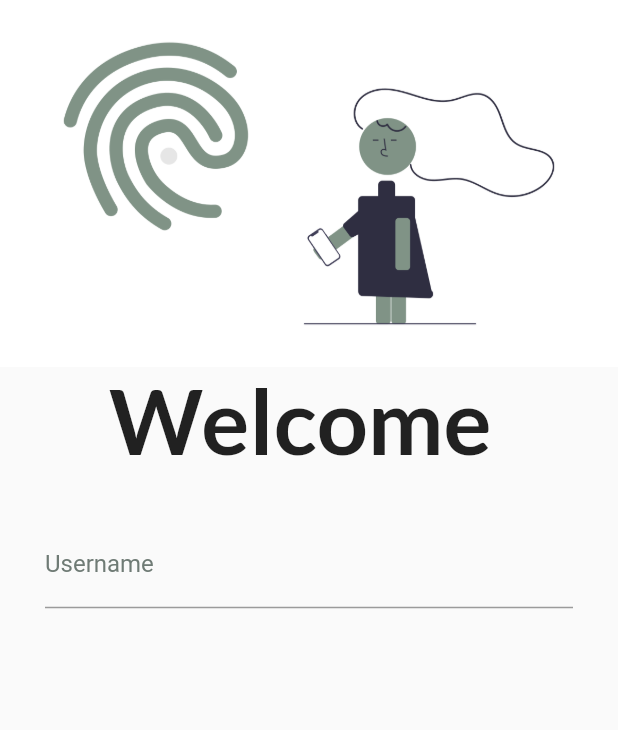
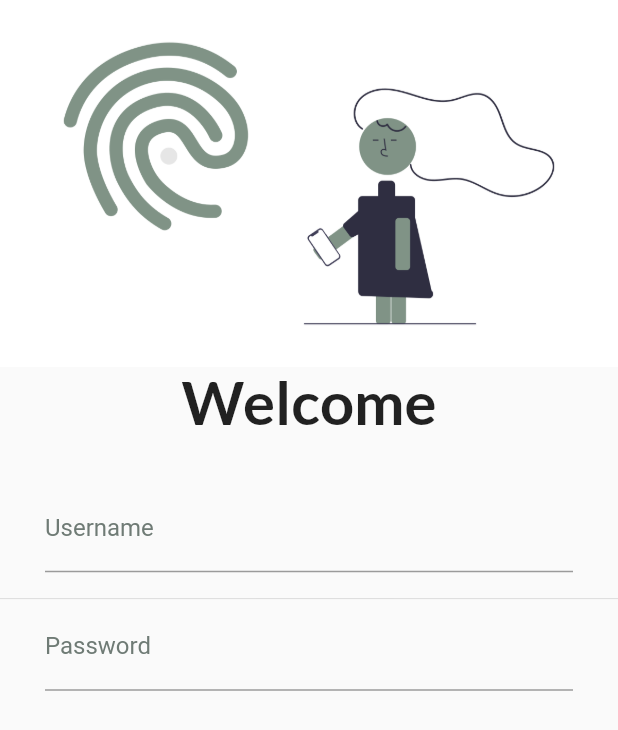
Before and after one commit to Alpha17-2/MeditationCounter, a Flutter app: the screen it shows after launch, after a tap on "Let's Start", on a phone screen of 412 x 824 dp. Shown: the top 730 px of the screen. Run offline on Flutter 3.47's test engine with Material 2 defaults, Android fonts, the phone set to English and light mode, and no system bars; our stand-ins replace google_fonts.

Commit message:
Done some more changes on LoginPage.

```diff
--- a/lib/pages/login_page.dart
+++ b/lib/pages/login_page.dart
@@ -1,35 +1,48 @@
 import 'package:flutter/material.dart';
 import 'package:google_fonts/google_fonts.dart';
 
-class LoginPage extends StatelessWidget {
+class LoginPage extends StatefulWidget {
   const LoginPage({Key? key}) : super(key: key);
 
   @override
+  State<LoginPage> createState() => _LoginPageState();
+}
+
+class _LoginPageState extends State<LoginPage> {
+  String name = "";
+  String password = "";
+  @override
   Widget build(BuildContext context) {
-    String name = "";
+    // setState(() {});
     return Material(
       child: SafeArea(
+        child: SingleChildScrollView(
           child: Column(
             children: [
               Image.asset(
                 "lib/assets/images/login.png",
                 fit: BoxFit.fill,
               ),
-            Text(
+              Padding(
+                padding: const EdgeInsets.symmetric(horizontal: 15.0),
+                child: Text(
                   "Welcome $name",
-              style:
-                  GoogleFonts.lato(fontSize: 60, fontWeight: FontWeight.bold),
+                  textAlign: TextAlign.center,
+                  style: GoogleFonts.lato(
+                      fontSize: 40, fontWeight: FontWeight.bold),
+                ),
               ),
               Padding(
-              padding: const EdgeInsets.all(30.0),
+                padding: const EdgeInsets.only(
+                    left: 30.0, right: 30.0, top: 30.0, bottom: 15.0),
                 child: TextFormField(
-                decoration:  InputDecoration(
-                  hintText: "Enter the Name",
-                  hintStyle:
-                      const TextStyle(color: Color.fromARGB(255, 111, 123, 117)),
+                  decoration: InputDecoration(
+                    hintText: "Enter the Username",
+                    hintStyle: const TextStyle(
+                        color: Color.fromARGB(255, 111, 123, 117)),
                     labelText: "Username",
-                  labelStyle:
-                      const TextStyle(color: Color.fromARGB(255, 111, 123, 117)),
+                    labelStyle: const TextStyle(
+                        color: Color.fromARGB(255, 111, 123, 117)),
                     focusedBorder: OutlineInputBorder(
                       borderSide: const BorderSide(
                         color: Color.fromARGB(255, 111, 123, 117),
@@ -37,11 +50,50 @@ class LoginPage extends StatelessWidget {
                       borderRadius: BorderRadius.circular(25.0),
                     ),
                   ),
+                  onChanged: (value) {
+                    name = value;
+                    setState(() {});
+                  },
+                  validator: (value) {
+                    if (value!.isEmpty) return "Username cannot be empty";
+                    return null;
+                  },
+                ),
+              ),
+              const Divider(
+                height: 5,
+              ),
+              Padding(
+                padding: const EdgeInsets.only(left: 30.0, right: 30.0),
+                child: TextFormField(
+                  obscureText: true,
+                  decoration: InputDecoration(
+                    hintText: "Enter the Password",
+                    hintStyle: const TextStyle(
+                      color: Color.fromARGB(255, 111, 123, 117),
+                    ),
+                    labelText: "Password",
+                    labelStyle: const TextStyle(
+                      color: Color.fromARGB(255, 111, 123, 117),
+                    ),
+                    focusedBorder: OutlineInputBorder(
+                        borderSide: const BorderSide(
+                          color: Color.fromARGB(255, 111, 123, 117),
+                        ),
+                        borderRadius: BorderRadius.circular(25.0)),
+                  ),
+                  validator: (value) {
+                    if (value!.length < 6) {
+                      return "Password cannot be less than 6";
+                    }
+                    return null;
+                  },
                 ),
               ),
             ],
           ),
         ),
+      ),
     );
   }
 }
```
Lines whose indentation alone changed are shown as unchanged.
